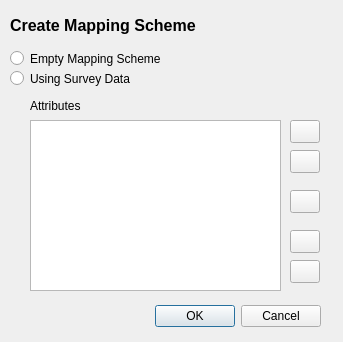
gem/sidd, file qt/dlg_build_ms.ui: the form before one commit.
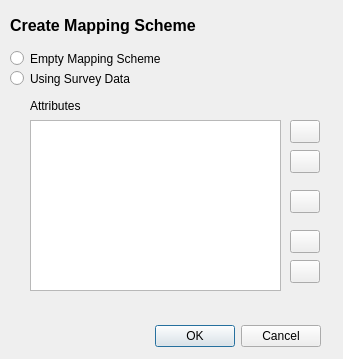
The form after the commit. Icons and pictures are not drawn.

```diff
--- a/qt/dlg_build_ms.ui
+++ b/qt/dlg_build_ms.ui
@@ -7,7 +7,7 @@
     <x>0</x>
     <y>0</y>
     <width>343</width>
-    <height>342</height>
+    <height>359</height>
    </rect>
   </property>
   <property name="windowTitle">
@@ -17,7 +17,7 @@
    <property name="geometry">
     <rect>
      <x>150</x>
-     <y>300</y>
+     <y>320</y>
      <width>171</width>
      <height>32</height>
     </rect>
@@ -203,6 +203,19 @@
     </widget>
    </widget>
   </widget>
+  <widget class="QLabel" name="lb_notes">
+   <property name="geometry">
+    <rect>
+     <x>30</x>
+     <y>300</y>
+     <width>291</width>
+     <height>16</height>
+    </rect>
+   </property>
+   <property name="text">
+    <string/>
+   </property>
+  </widget>
  </widget>
  <resources>
   <include location="resources/SIDDResource.qrc"/>
```
